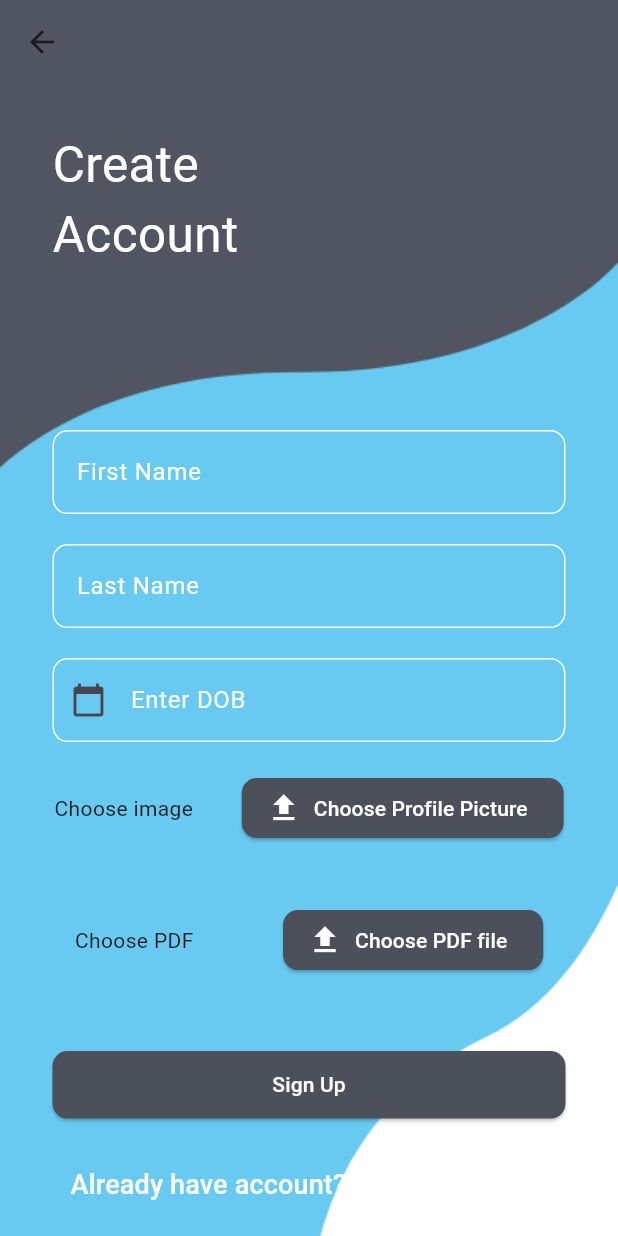
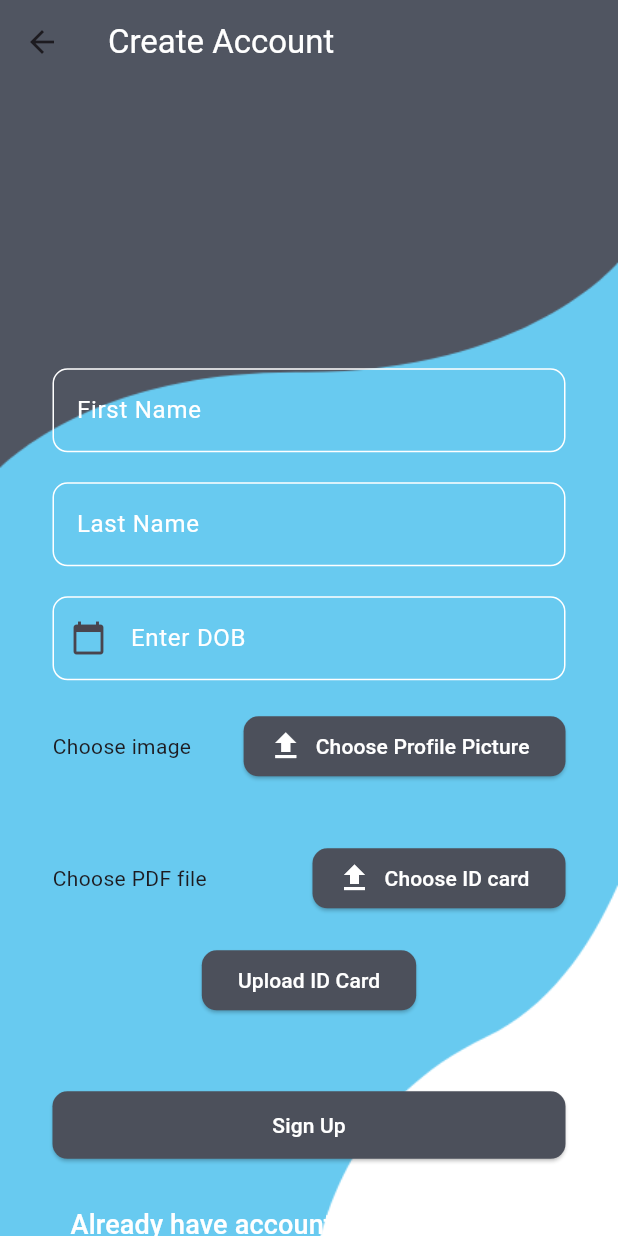
Before and after one commit to devopsalen/Firebase_OTP_login, a Flutter app: the MyRegister screen opened directly, on a phone screen of 412 x 824 dp. Run offline on Flutter 3.47's test engine with Material 2 defaults, Android fonts, the phone set to English and light mode, and no system bars; our stand-ins replace cloud_firestore, file_picker, firebase_auth, firebase_core, firebase_storage, fluttertoast and 2 more; accounts and stored records are empty.

Commit message:
file upload completed

```diff
--- a/lib/register.dart
+++ b/lib/register.dart
@@ -36,8 +36,6 @@ class _MyRegisterState extends State<MyRegister> {
   String urlDownload2 = ''; ///pdf upload
 
   File? imageFile;
-
-
   // final ImagePicker picker = ImagePicker();
 
   void addUser() {
@@ -70,20 +68,23 @@ class _MyRegisterState extends State<MyRegister> {
         appBar: AppBar(
           backgroundColor: Colors.transparent,
           elevation: 0,
+          title: const Text('Create Account',
+        style: TextStyle(color: Colors.white, fontSize: 22)
+          )
         ),
         body: Stack(
           children: [
-            Container(
-              padding: const EdgeInsets.only(left: 35, top: 30),
-              child: const Text(
-                'Create\nAccount',
-                style: TextStyle(color: Colors.white, fontSize: 33),
-              ),
-            ),
+            // Container(
+            //   padding: const EdgeInsets.only(left: 35, top: 30),
+            //   child: const Text(
+            //     'Create\nAccount',
+            //     style: TextStyle(color: Colors.white, fontSize: 33),
+            //   ),
+            // ),
             SingleChildScrollView(
               child: Container(
                 padding: EdgeInsets.only(
-                    top: MediaQuery.of(context).size.height * 0.28),
+                    top: MediaQuery.of(context).size.height * 0.23), //.28 previous
                 child: Column(
                   crossAxisAlignment: CrossAxisAlignment.start,
                   children: [
@@ -241,11 +242,32 @@ class _MyRegisterState extends State<MyRegister> {
                               height: 20,
                             ),
                             Row(
-                              mainAxisAlignment: MainAxisAlignment.spaceEvenly,
+                              mainAxisAlignment: MainAxisAlignment.spaceBetween,
                               children: [
                                 (urlDownload1 != '')
-                                    ? const Text('Image uploaded')
-                                    : const Text('Choose image'),
+                                    // ? const Text('Image uploaded',textAlign: TextAlign.left,)
+                                ? Container(
+                                  width: 200,
+                                  decoration: BoxDecoration(
+                                    border: Border.all(
+                                      color: Colors.white, // Border color
+                                      width: 1.0,           // Border width
+                                    ),
+                                    borderRadius: BorderRadius.circular(10.0), // Rounded corners
+                                  ),
+                                  child: Padding(
+                                    padding: const EdgeInsets.symmetric(horizontal: 38.0 ,vertical:  10.0), // Add horizontal padding
+                                    child: Text(
+                                      'Image uploaded', // Hint text or content
+                                      style: TextStyle(
+                                        color: Colors.white, // Text color
+                                      ),
+                                    ),
+                                  ),
+                                )
+
+                                    :
+                                const Text('Choose image'),
                                 const SizedBox(width: 30,),
                                 if (urlDownload1 == '')
                                   Flexible(
@@ -307,15 +329,37 @@ class _MyRegisterState extends State<MyRegister> {
                               buildProgress(),
 
                             /////////////////////////////////////////////////////
+                            /// _getFromFile();
 
                             Row(
-                              mainAxisAlignment: MainAxisAlignment.spaceEvenly,
+                              mainAxisAlignment: MainAxisAlignment.spaceBetween,
                               children: [
-                                // (urlDownload2 != '')
-                                //     ? const Text('PDF uploaded'):
-                            const Text('Choose PDF'),
+                                (urlDownload2 != '')
+                                // ? const Text('Image uploaded',textAlign: TextAlign.left,)
+                                    ? Container(
+                                  width: 200,
+                                  decoration: BoxDecoration(
+                                    border: Border.all(
+                                      color: Colors.white, // Border color
+                                      width: 1.0,           // Border width
+                                    ),
+                                    borderRadius: BorderRadius.circular(10.0), // Rounded corners
+                                  ),
+                                  child: Padding(
+                                    padding: const EdgeInsets.symmetric(horizontal: 38.0 ,vertical:  10.0), // Add horizontal padding
+                                    child: Text(
+                                      'ID card uploaded', // Hint text or content
+                                      style: TextStyle(
+                                        color: Colors.white, // Text color
+                                      ),
+                                    ),
+                                  ),
+                                )
+
+                                    :
+                                const Text('Choose PDF file'),
                                 const SizedBox(width: 30,),
-                                // if (urlDownload2 == '')
+                                if (urlDownload2 == '')
                                   Flexible(
                                     child: ElevatedButton.icon(
                                       onPressed: () {
@@ -335,14 +379,21 @@ class _MyRegisterState extends State<MyRegister> {
                                         color: Colors.white,
                                       ),
                                       label: const Text(
-                                        'Choose PDF file',
+                                        'Choose ID card',
                                         style: TextStyle(color: Colors.white),
                                       ), // <-- Text
                                     ),
                                   ),
                               ],
                             ),
-                            if (pickedfilePDF != null)
+
+
+                            if (pickedfilePDF != null && urlDownload2 == '')
+                              Image.asset('assets/images/pdf.png'),
+                              const SizedBox(
+                                height: 20,
+                              ),
+                              if(urlDownload2 == '')
                               ElevatedButton(
                                   onPressed: uploadFilePDF,
                                   style: ElevatedButton.styleFrom(
@@ -352,7 +403,7 @@ class _MyRegisterState extends State<MyRegister> {
                                           borderRadius:
                                           BorderRadius.circular(10))),
                                   child: const Text(
-                                    'Upload PDF File',
+                                    'Upload ID Card',
                                     style: TextStyle(color: Colors.white),
                                   )),
                             const SizedBox(
@@ -533,7 +584,7 @@ class _MyRegisterState extends State<MyRegister> {
     print('Upload complete');
 
     urlDownload2 = await snapshot.ref.getDownloadURL();
-    print('Download link: $urlDownload2');
+    print('File Download link: $urlDownload2');
 
     setState(() {
       uploadTaskImage = null;
@@ -556,7 +607,7 @@ class _MyRegisterState extends State<MyRegister> {
     print('upload complete');
 
     urlDownload1 = await snapshot.ref.getDownloadURL();
-    print('Download link : $urlDownload1');
+    print('Image Download link : $urlDownload1');
 
     setState(() {
       uploadTaskImage = null;
--- a/pubspec.yaml
+++ b/pubspec.yaml
@@ -74,6 +74,7 @@ flutter:
     - assets/images/img_login.png
     - assets/images/login.png
     - assets/images/register.png
+    - assets/images/pdf.png
   #   - images/a_dot_burr.jpeg
   #   - images/a_dot_ham.jpeg
 
```
Also changed, not shown: assets/images/pdf.png (added), pubspec.lock, 1 other file.
